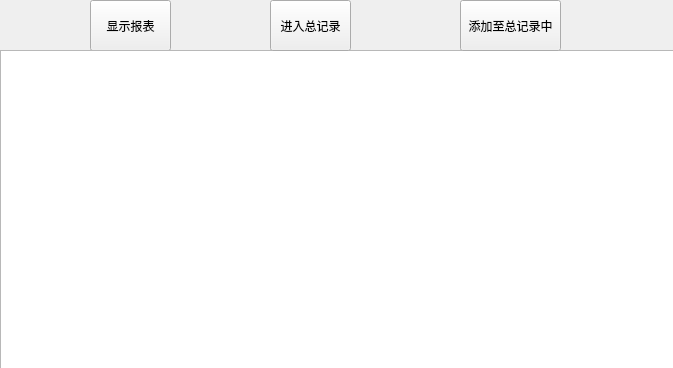
The window that readrecord.ui (yaojiang375/TimeRecord5th) describes before a commit, drawn with Qt 5.
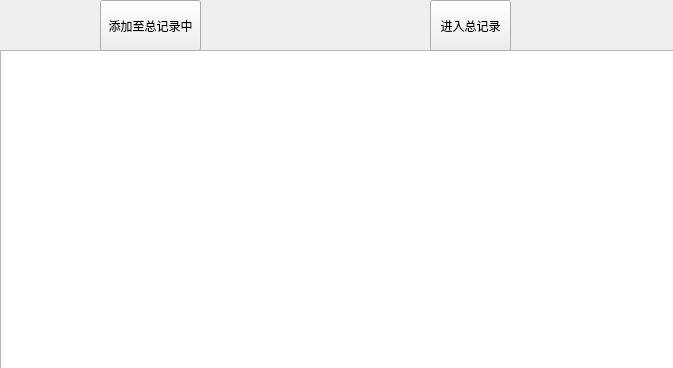
The same window after the commit.

```diff
--- a/readrecord.ui
+++ b/readrecord.ui
@@ -13,22 +13,6 @@
   <property name="windowTitle">
    <string>Form</string>
   </property>
-  <widget class="QPushButton" name="ShowButton">
-   <property name="geometry">
-    <rect>
-     <x>90</x>
-     <y>0</y>
-     <width>81</width>
-     <height>51</height>
-    </rect>
-   </property>
-   <property name="styleSheet">
-    <string notr="true"/>
-   </property>
-   <property name="text">
-    <string>显示报表</string>
-   </property>
-  </widget>
   <widget class="QTableWidget" name="tableWidget">
    <property name="geometry">
     <rect>
@@ -42,7 +26,7 @@
   <widget class="QPushButton" name="AddToRecordDB">
    <property name="geometry">
     <rect>
-     <x>460</x>
+     <x>100</x>
      <y>0</y>
      <width>101</width>
      <height>51</height>
@@ -55,7 +39,7 @@
   <widget class="QPushButton" name="ShowRecordDB">
    <property name="geometry">
     <rect>
-     <x>270</x>
+     <x>430</x>
      <y>0</y>
      <width>81</width>
      <height>51</height>
```
